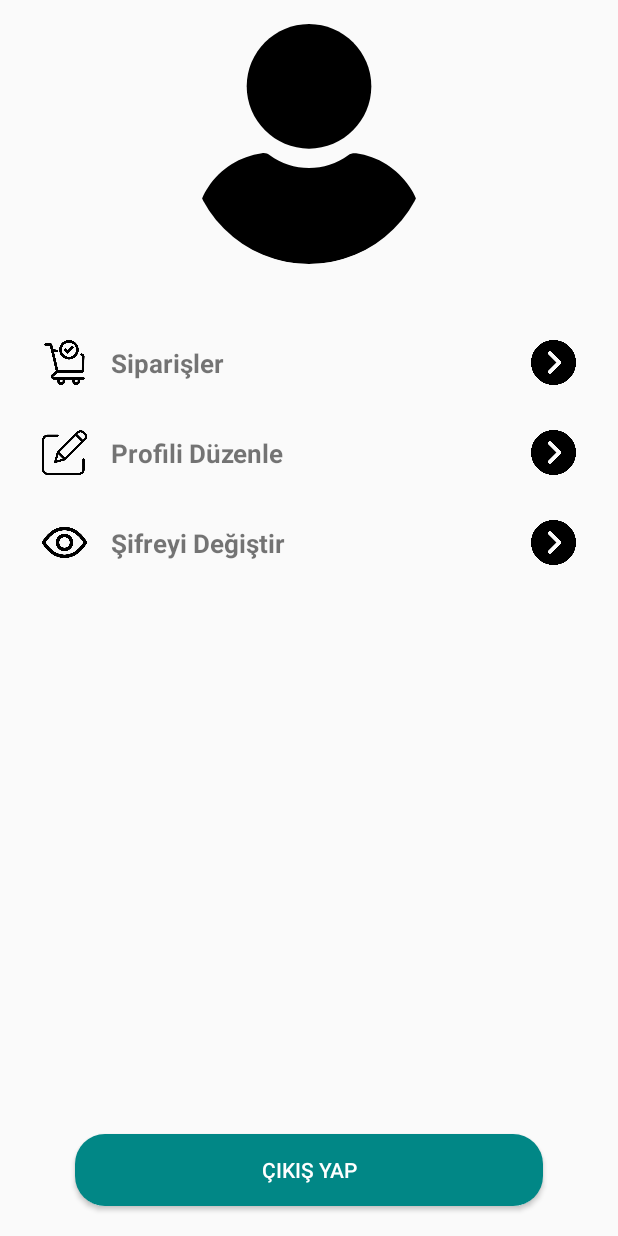
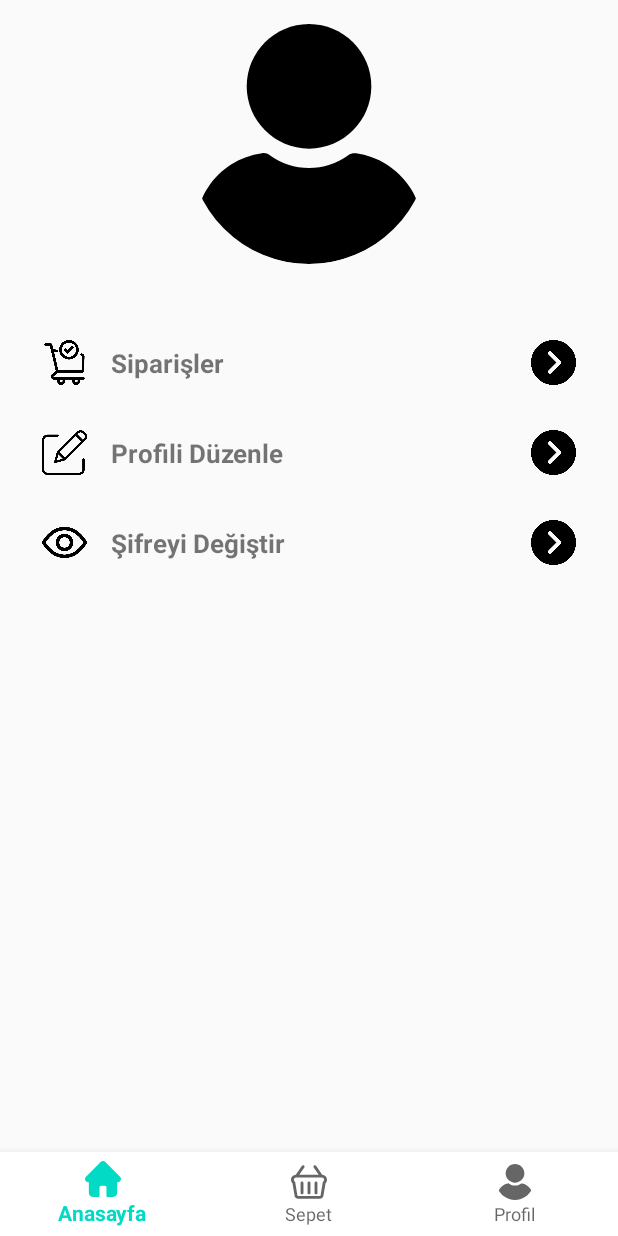
Before and after one commit to enesicmen/Initial-Code-Software-Solutions-Case, an Android app: the ProfilePageFragment screen opened through its navigation route, on a phone screen of 412 x 824 dp. Run offline under Robolectric (Android 15) with nearby library versions, the phone set to English and light mode, and no system bars; our stand-ins replace CircleImageView, Dagger/Hilt's generated code, Firebase (no records; nobody signed in at launch, a user with empty details on screens opened directly), navigation-ui.

Commit message:
register and login page visibility chandeg bottom navigation

```diff
--- a/app/src/main/java/com/icmen/codecase/ui/activity/MainActivity.kt
+++ b/app/src/main/java/com/icmen/codecase/ui/activity/MainActivity.kt
@@ -20,12 +20,24 @@ class MainActivity : AppCompatActivity() {
         setBottomNavigationAndNavigation()
     }
 
-    private fun setBottomNavigationAndNavigation(){
+    private fun setBottomNavigationAndNavigation() {
         val navHostFragment = supportFragmentManager.findFragmentById(R.id.nav_host_fragment) as NavHostFragment
         navController = navHostFragment.navController
 
         val bottomNavigationView = findViewById<BottomNavigationView>(R.id.bottom_navigation)
         bottomNavigationView.setupWithNavController(navController)
+
+        navController.addOnDestinationChangedListener { _, destination, _ ->
+            when (destination.id) {
+                R.id.loginPageFragment, R.id.registerPageFragment -> {
+                    bottomNavigationView.visibility = View.GONE
+                }
+                else -> {
+                    bottomNavigationView.visibility = View.VISIBLE
+                }
+            }
+        }
+
         bottomNavigationView.setOnNavigationItemSelectedListener { item ->
             when (item.itemId) {
                 R.id.menu_item_home -> {
@@ -43,11 +55,5 @@ class MainActivity : AppCompatActivity() {
                 else -> false
             }
         }
-
-    }
-
-    fun setBottomNavigationVisibility(isVisible: Boolean) {
-        val bottomNavigation = findViewById<BottomNavigationView>(R.id.bottom_navigation)
-        bottomNavigation.visibility = if (isVisible) View.VISIBLE else View.GONE
     }
 }
--- a/app/src/main/java/com/icmen/codecase/ui/base/BaseFragment.kt
+++ b/app/src/main/java/com/icmen/codecase/ui/base/BaseFragment.kt
@@ -1,15 +1,11 @@
 package com.icmen.codecase.ui.base
 
-import android.content.Context
 import android.os.Bundle
 import android.view.LayoutInflater
 import android.view.View
 import android.view.ViewGroup
 import androidx.fragment.app.Fragment
 import androidx.viewbinding.ViewBinding
-import com.google.android.material.bottomnavigation.BottomNavigationView
-import com.icmen.codecase.R
-import com.icmen.codecase.ui.activity.MainActivity
 
 abstract class BaseFragment<VB : ViewBinding> : Fragment() {
 
@@ -35,20 +31,7 @@ abstract class BaseFragment<VB : ViewBinding> : Fragment() {
         return cachedView
     }
 
-    override fun onViewCreated(view: View, savedInstanceState: Bundle?) {
-        super.onViewCreated(view, savedInstanceState)
-    }
-
-    override fun onAttach(context: Context) {
-        super.onAttach(context)
-        //(activity as? MainActivity)?.setBottomNavigationVisibility(isVisible = showBottomNavigation())
-       val bottomNavigation = (activity as? MainActivity)?.findViewById<BottomNavigationView>(R.id.bottom_navigation)
-        bottomNavigation?.visibility = if (showBottomNavigation()) View.VISIBLE else View.GONE
-    }
     abstract fun initView(savedInstanceState: Bundle?)
-
-    open fun showBottomNavigation() = false
-
     abstract fun setViewBinding(): VB
 
     open fun getViewBinding(): VB? = mViewBinding
--- a/app/src/main/java/com/icmen/codecase/ui/fragment/profile/ProfilePageFragment.kt
+++ b/app/src/main/java/com/icmen/codecase/ui/fragment/profile/ProfilePageFragment.kt
@@ -1,6 +1,5 @@
 package com.icmen.codecase.ui.fragment.profile
 
-import android.content.Intent
 import android.os.Bundle
 import android.util.Log
 import android.view.View
@@ -28,10 +27,6 @@ class ProfilePageFragment : BaseFragment<FragmentProfileBinding>(){
         val progressBar = getViewBinding()?.progressBar
 
         progressBar?.visibility = View.VISIBLE
-
-        getViewBinding()?.btnLogout?.setOnClickListener {
-            logout()
-        }
 
         val imageView: CircleImageView = getViewBinding()?.ivProfile ?: return
         if (userId != null) {
@@ -71,17 +66,6 @@ class ProfilePageFragment : BaseFragment<FragmentProfileBinding>(){
     override fun setViewBinding(): FragmentProfileBinding =
         FragmentProfileBinding.inflate(layoutInflater)
 
-    private fun logout() {
-        /*
-        FirebaseAuth.getInstance().signOut()
-        val intent = Intent(requireActivity(), LoginActivity::class.java)
-        intent.addFlags(Intent.FLAG_ACTIVITY_CLEAR_TOP or Intent.FLAG_ACTIVITY_NEW_TASK)
-        startActivity(intent)
-        requireActivity().finish()
-
-         */
-    }
-
     private fun openEditPasswordPage(){
         getViewBinding()?.llEditPassword?.setOnClickListener {
             val actionDetail = ProfilePageFragmentDirections.actionProfilePageFragmentToEditPasswordPageFragment()
--- a/app/src/main/res/layout/fragment_profile.xml
+++ b/app/src/main/res/layout/fragment_profile.xml
@@ -127,22 +127,6 @@
 
     </LinearLayout>
 
-    <Button
-        android:id="@+id/btnLogout"
-        android:layout_width="match_parent"
-        android:layout_height="wrap_content"
-        android:layout_marginStart="50dp"
-        android:layout_marginEnd="50dp"
-        android:layout_marginBottom="20dp"
-        android:layout_gravity="center"
-        android:elevation="5dp"
-        android:background="@drawable/rounded_button"
-        android:text="@string/logout"
-        android:textColor="@android:color/white"
-        app:layout_constraintBottom_toBottomOf="parent"
-        app:layout_constraintEnd_toEndOf="parent"
-        app:layout_constraintStart_toStartOf="parent" />
-
     <ProgressBar
         android:id="@+id/progressBar"
         android:layout_width="wrap_content"
```
Also changed, not shown: app/src/main/java/com/icmen/codecase/ui/base/BaseActivity.kt (deleted, +0 -37 lines), app/src/main/java/com/icmen/codecase/ui/fragment/register/RegisterPageFragment.kt (+0 -8 lines).
